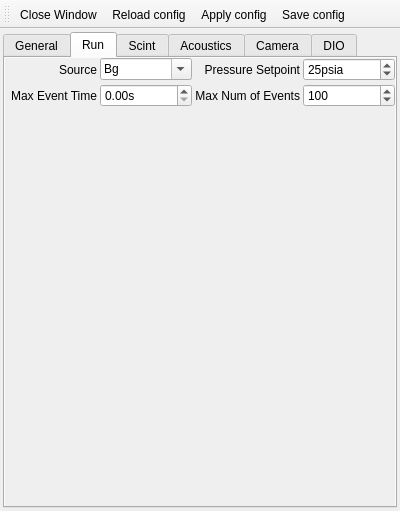
This is ui/settingswindow.ui in SBC-Collaboration/SBC-RunControl as Qt 5 draws it before an edit. The edited form follows.
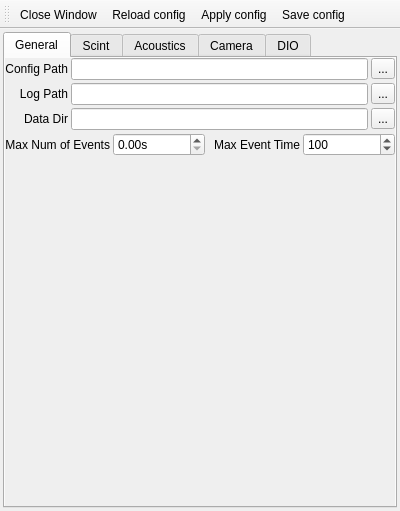
This is the edited form. The open tabs and pages were chosen to show the change. Icons and pictures are not drawn.

Commit message: Rearrange main window and settings. Add quit dialog window

```diff
--- a/ui/settingswindow.ui
+++ b/ui/settingswindow.ui
@@ -46,7 +46,7 @@
     <property name="spacing">
      <number>3</number>
     </property>
-    <item row="2" column="1">
+    <item row="0" column="0">
      <widget class="QTabWidget" name="tabWidget">
       <property name="currentIndex">
        <number>5</number>
@@ -106,10 +106,24 @@
              <height>16777215</height>
             </size>
            </property>
+           <layout class="QVBoxLayout" name="verticalLayout_10">
+            <property name="spacing">
+             <number>3</number>
+            </property>
+            <property name="leftMargin">
+             <number>0</number>
+            </property>
+            <property name="topMargin">
+             <number>0</number>
+            </property>
+            <property name="rightMargin">
+             <number>0</number>
+            </property>
+            <property name="bottomMargin">
+             <number>0</number>
+            </property>
+            <item>
            <layout class="QGridLayout" name="gridLayout_3">
-            <property name="leftMargin">
-             <number>0</number>
-            </property>
             <property name="topMargin">
              <number>0</number>
             </property>
@@ -122,8 +136,8 @@
             <property name="spacing">
              <number>3</number>
             </property>
-            <item row="0" column="2">
-             <widget class="QLineEdit" name="config_path_edit"/>
+              <item row="1" column="1">
+               <widget class="QLineEdit" name="log_path_edit"/>
             </item>
             <item row="0" column="0">
              <widget class="QLabel" name="config_path_label">
@@ -147,6 +161,39 @@
               </property>
              </widget>
             </item>
+              <item row="1" column="0">
+               <widget class="QLabel" name="log_path_label">
+                <property name="lineWidth">
+                 <number>0</number>
+                </property>
+                <property name="text">
+                 <string>Log Path</string>
+                </property>
+                <property name="alignment">
+                 <set>Qt::AlignRight|Qt::AlignTrailing|Qt::AlignVCenter</set>
+                </property>
+                <property name="buddy">
+                 <cstring>data_dir_edit</cstring>
+                </property>
+               </widget>
+              </item>
+              <item row="1" column="2">
+               <widget class="QToolButton" name="log_path_but">
+                <property name="text">
+                 <string>...</string>
+                </property>
+               </widget>
+              </item>
+              <item row="0" column="2">
+               <widget class="QToolButton" name="config_path_but">
+                <property name="text">
+                 <string>...</string>
+                </property>
+               </widget>
+              </item>
+              <item row="0" column="1">
+               <widget class="QLineEdit" name="config_path_edit"/>
+              </item>
             <item row="2" column="0">
              <widget class="QLabel" name="data_dir_label">
               <property name="lineWidth">
@@ -163,118 +210,20 @@
               </property>
              </widget>
             </item>
-            <item row="2" column="2">
+              <item row="2" column="1">
              <widget class="QLineEdit" name="data_dir_edit"/>
             </item>
-            <item row="0" column="3">
-             <widget class="QToolButton" name="config_path_but">
-              <property name="text">
-               <string>...</string>
-              </property>
-             </widget>
-            </item>
-            <item row="4" column="2">
-             <spacer name="verticalSpacer">
-              <property name="orientation">
-               <enum>Qt::Vertical</enum>
-              </property>
-              <property name="sizeHint" stdset="0">
-               <size>
-                <width>20</width>
-                <height>336</height>
-               </size>
-              </property>
-             </spacer>
-            </item>
-            <item row="2" column="3">
+              <item row="2" column="2">
              <widget class="QToolButton" name="data_dir_but">
               <property name="text">
                <string>...</string>
               </property>
              </widget>
             </item>
-            <item row="1" column="0">
-             <widget class="QLabel" name="log_path_label">
-              <property name="lineWidth">
-               <number>0</number>
-              </property>
-              <property name="text">
-               <string>Log Path</string>
-              </property>
-              <property name="alignment">
-               <set>Qt::AlignRight|Qt::AlignTrailing|Qt::AlignVCenter</set>
-              </property>
-              <property name="buddy">
-               <cstring>data_dir_edit</cstring>
-              </property>
-             </widget>
-            </item>
-            <item row="1" column="2">
-             <widget class="QLineEdit" name="log_path_edit"/>
-            </item>
-            <item row="1" column="3">
-             <widget class="QToolButton" name="log_path_but">
-              <property name="text">
-               <string>...</string>
-              </property>
-             </widget>
-            </item>
-           </layout>
-          </widget>
-         </widget>
-        </item>
-       </layout>
-      </widget>
-      <widget class="QWidget" name="run_tab">
-       <attribute name="title">
-        <string>Run</string>
-       </attribute>
-       <layout class="QVBoxLayout" name="verticalLayout_6">
-        <property name="leftMargin">
-         <number>0</number>
-        </property>
-        <property name="topMargin">
-         <number>0</number>
-        </property>
-        <property name="rightMargin">
-         <number>0</number>
-        </property>
-        <property name="bottomMargin">
-         <number>0</number>
-        </property>
+             </layout>
+            </item>
         <item>
-         <widget class="QScrollArea" name="run_scroll_area">
-          <property name="frameShape">
-           <enum>QFrame::NoFrame</enum>
-          </property>
-          <property name="frameShadow">
-           <enum>QFrame::Plain</enum>
-          </property>
-          <property name="lineWidth">
-           <number>0</number>
-          </property>
-          <property name="widgetResizable">
-           <bool>true</bool>
-          </property>
-          <widget class="QWidget" name="scrollAreaWidgetContents_4">
-           <property name="geometry">
-            <rect>
-             <x>0</x>
-             <y>0</y>
-             <width>388</width>
-             <height>442</height>
-            </rect>
-           </property>
-           <property name="maximumSize">
-            <size>
-             <width>1000</width>
-             <height>16777215</height>
-            </size>
-           </property>
-           <layout class="QGridLayout" name="gridLayout_2">
-            <property name="leftMargin">
-             <number>0</number>
-            </property>
+             <layout class="QGridLayout" name="gridLayout_9">
             <property name="topMargin">
              <number>0</number>
             </property>
@@ -287,60 +236,20 @@
             <property name="spacing">
              <number>3</number>
             </property>
-            <item row="4" column="1">
-             <spacer name="verticalSpacer_2">
-              <property name="orientation">
-               <enum>Qt::Vertical</enum>
-              </property>
-              <property name="sizeHint" stdset="0">
-               <size>
-                <width>20</width>
-                <height>40</height>
-               </size>
-              </property>
-             </spacer>
-            </item>
-            <item row="1" column="2">
-             <widget class="QLabel" name="max_num_ev_label">
-              <property name="text">
-               <string>Max Num of Events</string>
-              </property>
-              <property name="alignment">
-               <set>Qt::AlignRight|Qt::AlignTrailing|Qt::AlignVCenter</set>
-              </property>
-              <property name="buddy">
-               <cstring>max_num_ev_box</cstring>
+              <item row="0" column="3">
+               <widget class="QSpinBox" name="max_num_ev_box">
+                <property name="minimum">
+                 <number>1</number>
+                </property>
+                <property name="maximum">
+                 <number>1000</number>
+                </property>
+                <property name="value">
+                 <number>100</number>
               </property>
              </widget>
             </item>
             <item row="0" column="1">
-             <widget class="QComboBox" name="source_box">
-              <property name="editable">
-               <bool>true</bool>
-              </property>
-              <item>
-               <property name="text">
-                <string>Bg</string>
-               </property>
-              </item>
-              <item>
-               <property name="text">
-                <string>Cf-252</string>
-               </property>
-              </item>
-              <item>
-               <property name="text">
-                <string>Co-57</string>
-               </property>
-              </item>
-              <item>
-               <property name="text">
-                <string>Cs-137</string>
-               </property>
-              </item>
-             </widget>
-            </item>
-            <item row="1" column="1">
              <widget class="QDoubleSpinBox" name="max_ev_time_box">
               <property name="suffix">
                <string>s</string>
@@ -350,7 +259,17 @@
               </property>
              </widget>
             </item>
-            <item row="1" column="0">
+              <item row="0" column="0">
+               <widget class="QLabel" name="max_num_ev_label">
+                <property name="text">
+                 <string>Max Num of Events</string>
+                </property>
+                <property name="alignment">
+                 <set>Qt::AlignRight|Qt::AlignTrailing|Qt::AlignVCenter</set>
+                </property>
+               </widget>
+              </item>
+              <item row="0" column="2">
              <widget class="QLabel" name="max_ev_time_label">
               <property name="text">
                <string>Max Event Time</string>
@@ -363,60 +282,20 @@
               </property>
              </widget>
             </item>
-            <item row="0" column="0">
-             <widget class="QLabel" name="source_label">
-              <property name="text">
-               <string>Source</string>
-              </property>
-              <property name="alignment">
-               <set>Qt::AlignRight|Qt::AlignTrailing|Qt::AlignVCenter</set>
-              </property>
-              <property name="buddy">
-               <cstring>max_ev_time_box</cstring>
-              </property>
-             </widget>
+             </layout>
             </item>
-            <item row="1" column="3">
-             <widget class="QSpinBox" name="max_num_ev_box">
-              <property name="minimum">
-               <number>1</number>
+            <item>
+             <spacer name="verticalSpacer">
+              <property name="orientation">
+               <enum>Qt::Vertical</enum>
               </property>
-              <property name="maximum">
-               <number>1000</number>
+              <property name="sizeHint" stdset="0">
+               <size>
+                <width>20</width>
+                <height>336</height>
+               </size>
               </property>
-              <property name="value">
-               <number>100</number>
-              </property>
-             </widget>
-            </item>
-            <item row="0" column="2">
-             <widget class="QLabel" name="pressure_setpoint_label">
-              <property name="text">
-               <string>Pressure Setpoint</string>
-              </property>
-              <property name="alignment">
-               <set>Qt::AlignRight|Qt::AlignTrailing|Qt::AlignVCenter</set>
-              </property>
-              <property name="buddy">
-               <cstring>max_ev_time_box</cstring>
-              </property>
-             </widget>
-            </item>
-            <item row="0" column="3">
-             <widget class="QSpinBox" name="pressure_setpoint_box">
-              <property name="suffix">
-               <string>psia</string>
-              </property>
-              <property name="minimum">
-               <number>1</number>
-              </property>
-              <property name="maximum">
-               <number>1000</number>
-              </property>
-              <property name="value">
-               <number>25</number>
-              </property>
-             </widget>
+             </spacer>
             </item>
            </layout>
           </widget>
```
Left out of the diff: 101 changed lines with no effect on the pictures. Lines whose indentation alone changed are shown as unchanged. The commit also changes 6 other files.
